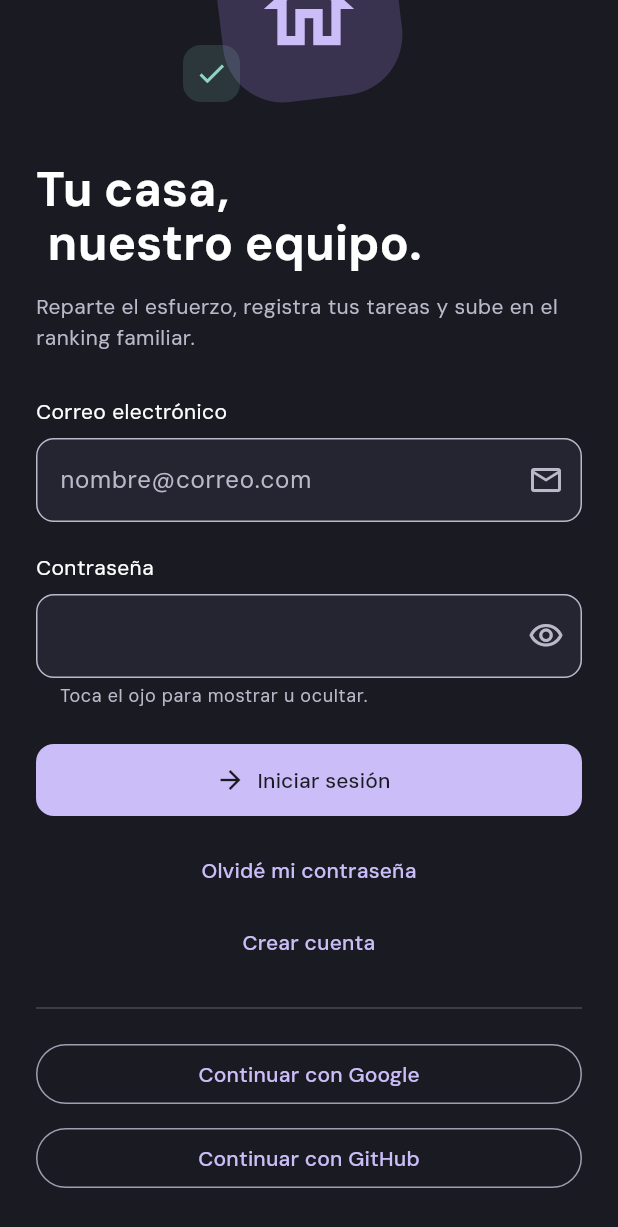
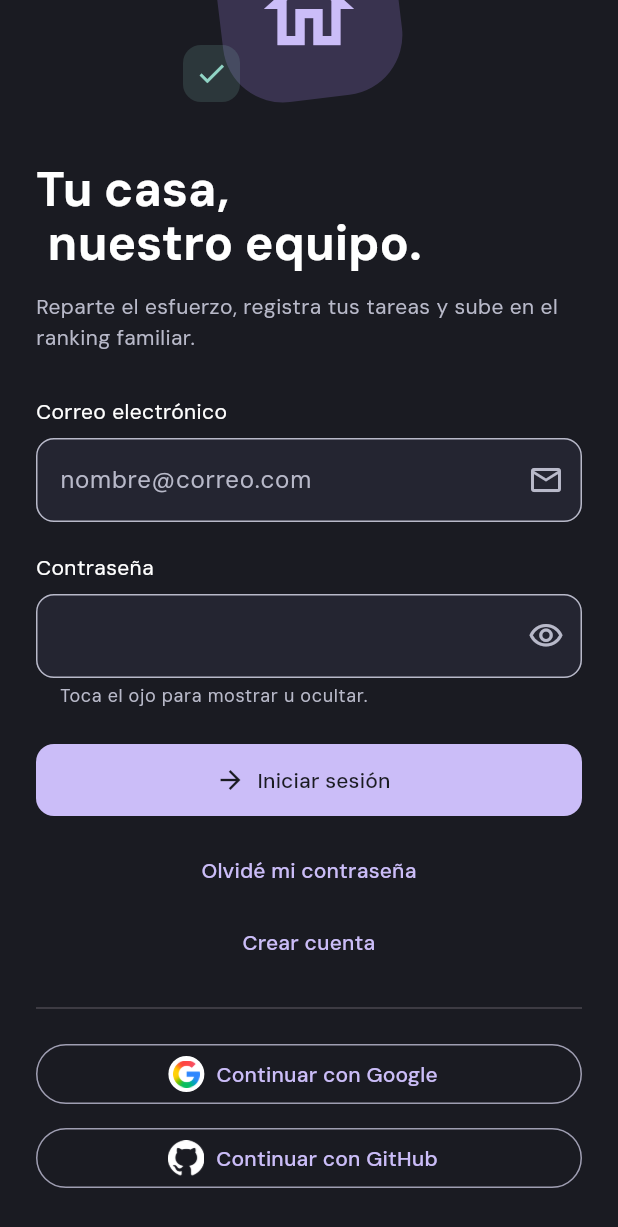
Before and after one commit to EMSiiU/casa_en_juego, a Flutter app: the screen it shows after launch, scrolled down 148 dp, on a phone screen of 412 x 824 dp. Shown: the top 1227 px of the screen. Run offline on Flutter 3.47's test engine with Material 3 defaults, Android fonts, the phone set to English and light mode, and no system bars; our stand-ins replace firebase_core, firebase_messaging, fl_chart, flutter_riverpod, go_router, shared_preferences and 1 more; accounts and stored records are empty.

Commit message:
feat: agrega iconos a los botones de Google y GitHub

```diff
--- a/lib/features/auth/presentation/widgets/social_sign_in_buttons.dart
+++ b/lib/features/auth/presentation/widgets/social_sign_in_buttons.dart
@@ -10,27 +10,53 @@ class SocialSignInButtons extends ConsumerWidget {
   @override
   Widget build(BuildContext context, WidgetRef ref) {
     final busy = ref.watch(authControllerProvider).isLoading;
+    final isDark = Theme.of(context).brightness == Brightness.dark;
     return Column(
       crossAxisAlignment: CrossAxisAlignment.stretch,
       children: [
         const Divider(),
         const SizedBox(height: 12),
-        OutlinedButton(
+        OutlinedButton.icon(
           onPressed: busy
               ? null
               : () => ref
                     .read(authControllerProvider.notifier)
                     .signInWithProvider(OAuthProvider.google),
-          child: const Text('Continuar con Google'),
+          icon: DecoratedBox(
+            decoration: const BoxDecoration(
+              color: Colors.white,
+              shape: BoxShape.circle,
+            ),
+            child: Padding(
+              padding: const EdgeInsets.all(3),
+              child: Image.asset(
+                'assets/brand/google-g.png',
+                width: 18,
+                height: 18,
+                fit: BoxFit.contain,
+                excludeFromSemantics: true,
+              ),
+            ),
+          ),
+          label: const Text('Continuar con Google'),
         ),
         const SizedBox(height: 8),
-        OutlinedButton(
+        OutlinedButton.icon(
           onPressed: busy
               ? null
               : () => ref
                     .read(authControllerProvider.notifier)
                     .signInWithProvider(OAuthProvider.github),
-          child: const Text('Continuar con GitHub'),
+          icon: Image.asset(
+            isDark
+                ? 'assets/brand/github-white.png'
+                : 'assets/brand/github-black.png',
+            width: 24,
+            height: 24,
+            fit: BoxFit.contain,
+            excludeFromSemantics: true,
+          ),
+          label: const Text('Continuar con GitHub'),
         ),
       ],
     );
--- a/pubspec.yaml
+++ b/pubspec.yaml
@@ -26,6 +26,7 @@ dev_dependencies:
 flutter:
   uses-material-design: true
   assets:
+    - assets/brand/
     - assets/fonts/dm_sans/OFL.txt
   fonts:
     - family: DM Sans
```
Also changed, not shown: assets/brand/github-black.png (added), assets/brand/github-white.png (added), assets/brand/google-g.png (added), 2 other files.
